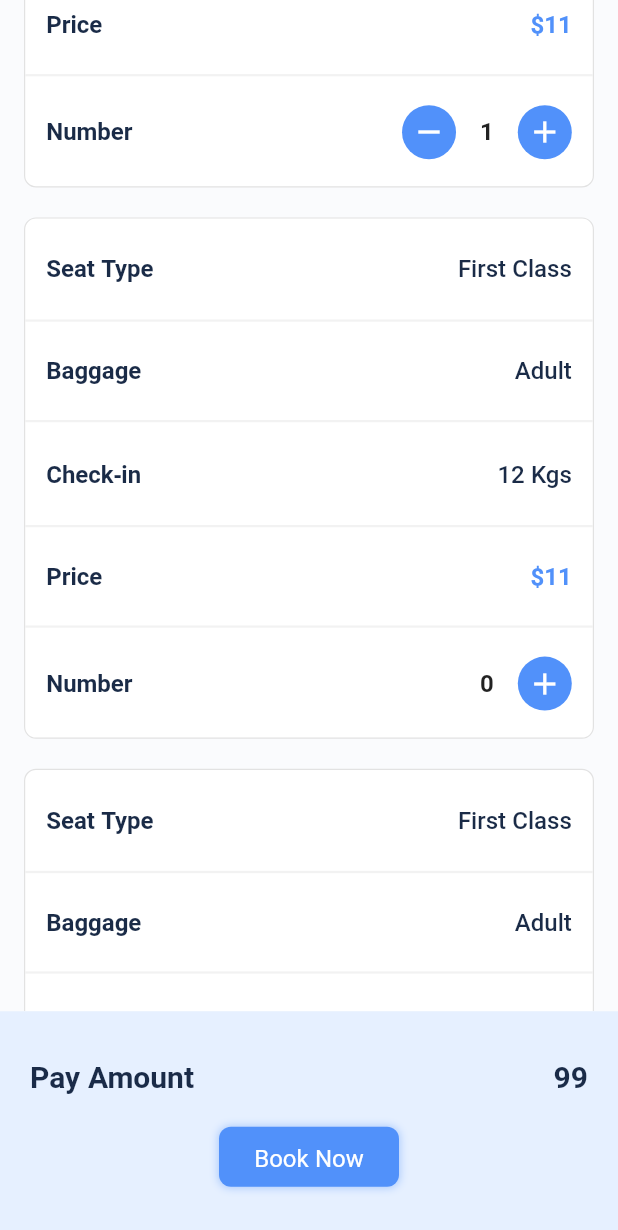
After one commit to Junejune95/bookingappByChatSat, a Flutter app: the FlightDetailScreen screen opened directly, scrolled down 576 dp, after a tap on the "add" icon, on a phone screen of 412 x 824 dp. The commit adds this screen. Shown: the top 1230 px of the screen. Run offline on Flutter 3.47's test engine with Material 2 defaults, Android fonts, the phone set to English and light mode, and no system bars; our stand-ins replace flutter_rating_bar, google_fonts, nb_utils; network calls fail; Roboto replaces fonts that are missing (Source Sans Pro); statements that could not run were skipped.

Commit message:
flight detail screen

```diff
--- /dev/null
+++ b/lib/components/CounterComponent.dart
@@ -0,0 +1,59 @@
+// ignore_for_file: prefer_const_constructors
+
+import 'package:bookingapp/utils/BookingColors.dart';
+import 'package:flutter/material.dart';
+
+class CounterComponent extends StatefulWidget {
+  CounterComponent({Key? key}) : super(key: key);
+
+  @override
+  State<CounterComponent> createState() => _CounterComponentState();
+}
+
+class _CounterComponentState extends State<CounterComponent> {
+  int _itemCount = 0;
+
+  @override
+  Widget build(BuildContext context) {
+    return Row(
+      children: <Widget>[
+        _itemCount != 0
+            ? circleWidget(
+                child: IconButton(
+                  padding: EdgeInsets.all(0),
+                  color: Booking_TextColorWhite,
+                  icon: Icon(Icons.remove),
+                  onPressed: () => setState(() => _itemCount--),
+                ),
+              )
+            : Container(),
+        Padding(
+          padding: const EdgeInsets.symmetric(horizontal: 16),
+          child: Text(
+            _itemCount.toString(),
+            style: TextStyle(fontWeight: FontWeight.bold, fontSize: 16),
+          ),
+        ),
+        circleWidget(
+            child: IconButton(
+                padding: EdgeInsets.all(0),
+                color: Booking_TextColorWhite,
+                icon: Icon(
+                  Icons.add,
+                ),
+                onPressed: () => setState(() => _itemCount++)))
+      ],
+    );
+  }
+
+  Container circleWidget({required Widget child}) {
+    return Container(
+        width: 36,
+        height: 36,
+        decoration: BoxDecoration(
+          borderRadius: BorderRadius.circular(24),
+          color: Booking_Secondary,
+        ),
+        child: child);
+  }
+}
--- a/lib/components/FlightListComponent.dart
+++ b/lib/components/FlightListComponent.dart
@@ -1,9 +1,7 @@
 // ignore_for_file: prefer_const_constructors_in_immutables, prefer_const_constructors
 
-import 'package:bookingapp/components/RatingComponent.dart';
-import 'package:bookingapp/models/BookingCommonModel.dart';
 import 'package:bookingapp/models/FightModel.dart';
-import 'package:bookingapp/size_config.dart';
+import 'package:bookingapp/screen/FlightDetailScreen.dart';
 import 'package:bookingapp/utils/BookingColors.dart';
 import 'package:bookingapp/utils/BookingConstants.dart';
 import 'package:bookingapp/utils/BookingIcons.dart';
@@ -60,19 +58,25 @@ class FlightListComponent extends StatelessWidget {
                 commonWidget(Booking_ic_takeof, Booking_lbl_Take_Off),
                 26.height,
                 commonWidget(Booking_ic_landing, Booking_lbl_Landing),
-                26.height,
+                28.height,
                 InkWell(
-                  onTap: ()=>{},
+                  onTap: () => {
+                    FlightDetailScreen().launch(context,
+                        pageRouteAnimation: PageRouteAnimation.SlideBottomTop)
+                  },
                   child: Container(
                     width: context.width(),
                     alignment: Alignment.center,
-                    padding: EdgeInsets.symmetric(vertical: 12),
+                    padding: EdgeInsets.symmetric(vertical: 16),
                     decoration: BoxDecoration(
                       color: Booking_Secondary,
                       borderRadius: radiusOnly(bottomLeft: 8, bottomRight: 8),
                     ),
-                    child:
-                        titleText(title: 'CHOOSE', color: Booking_TextColorWhite,size: textSizeLargeMedium.toInt()),
+                    child: titleText(
+                      title: 'CHOOSE',
+                      color: Booking_TextColorWhite,
+                      size: textSizeLargeMedium.toInt(),
+                    ),
                   ),
                 )
               ],
--- a/lib/components/RatingComponent.dart
+++ b/lib/components/RatingComponent.dart
@@ -42,7 +42,6 @@ class RatingComponent extends StatelessWidget {
                   color: Booking_OrangeDarkColor,
                 ),
                 onRatingUpdate: (rating) {
-                  print(rating);
                   callback!(rating.toInt());
                 },
               ),
--- /dev/null
+++ b/lib/screen/FlightDetailScreen.dart
@@ -0,0 +1,277 @@
+// ignore_for_file: prefer_const_constructors
+
+import 'package:bookingapp/components/CounterComponent.dart';
+import 'package:bookingapp/utils/BookingColors.dart';
+import 'package:bookingapp/utils/BookingConstants.dart';
+import 'package:bookingapp/utils/BookingIcons.dart';
+import 'package:bookingapp/utils/BookingStrings.dart';
+import 'package:bookingapp/utils/BookingWidgets.dart';
+import 'package:flutter/material.dart';
+import 'package:nb_utils/nb_utils.dart';
+
+class FlightDetailScreen extends StatefulWidget {
+  const FlightDetailScreen({Key? key}) : super(key: key);
+
+  @override
+  State<FlightDetailScreen> createState() => _FlightDetailScreenState();
+}
+
+class _FlightDetailScreenState extends State<FlightDetailScreen> {
+  int _itemCount = 0;
+  @override
+  Widget build(BuildContext context) {
+    return Scaffold(
+      backgroundColor: Booking_app_Background,
+      bottomNavigationBar: Container(
+        height: context.height()/5.5,
+        color: Booking_AppBar,
+        padding: const EdgeInsets.symmetric(
+          vertical: 30,
+          horizontal: 20,
+        ),
+        child: Column(
+
+          children: [
+            Row(
+              mainAxisAlignment: MainAxisAlignment.spaceBetween,
+              children: [
+                titleText(title: 'Pay Amount'),
+                titleText(title: '99'),
+              ],
+            ),
+            20.height,
+            defaultButton(
+              text: Booking_lbl_BookNow,
+              tap: () {},
+              height: 40,
+              width: 120
+            ),
+          ],
+        ),
+      ),
+      body: SafeArea(
+        child: SingleChildScrollView(
+          child: Column(
+            children: [
+              headerWidget(context),
+              cardWidget(),
+              cardWidget(),
+              cardWidget(),
+            ],
+          ),
+        ),
+      ),
+    );
+  }
+
+  Container cardWidget() {
+    return Container(
+      margin: EdgeInsets.symmetric(
+        horizontal: 16,
+        vertical: 10,
+      ),
+      decoration: BoxDecoration(
+          color: Colors.white,
+          borderRadius: radius(8),
+          border: Border.all(
+            color: Booking_LineColor,
+            style: BorderStyle.solid,
+            width: 0.80,
+          )),
+      child: Column(
+        children: [
+          8.height,
+          rowWidget(
+            label: 'Seat Type',
+            value: 'First Class',
+          ),
+          dividerWidget(color: Booking_greyColor),
+          rowWidget(
+            label: 'Baggage',
+            value: 'Adult',
+          ),
+          dividerWidget(color: Booking_greyColor),
+          rowWidget(
+            label: 'Check-in',
+            value: '12 Kgs',
+          ),
+          dividerWidget(color: Booking_greyColor),
+          rowWidget(label: 'Price', value: '\$11', isHighlight: true),
+          dividerWidget(color: Booking_greyColor),
+          Padding(
+            padding: const EdgeInsets.symmetric(horizontal: 14, vertical: 10),
+            child: Row(
+              mainAxisAlignment: MainAxisAlignment.spaceBetween,
+              children: [
+                labelText(
+                  title: 'Number',
+                  color: Booking_Primary,
+                ),
+                CounterComponent(),
+              ],
+            ),
+          ),
+          8.height,
+        ],
+      ),
+    );
+  }
+
+  Padding rowWidget(
+      {required String label, required String value, bool? isHighlight}) {
+    return Padding(
+      padding: const EdgeInsets.all(14.0),
+      child: Row(
+        mainAxisAlignment: MainAxisAlignment.spaceBetween,
+        children: [
+          labelText(
+            title: label,
+            color: Booking_Primary,
+          ),
+          Text(
+            value,
+            style: TextStyle(
+              color: isHighlight == true ? Booking_Secondary : Booking_Primary,
+              fontWeight:
+                  isHighlight == true ? FontWeight.bold : FontWeight.w500,
+              fontSize: 16,
+            ),
+          )
+        ],
+      ),
+    );
+  }
+
+  Container headerWidget(BuildContext context) {
+    return Container(
+      color: Booking_AppBar,
+      height: context.height() / 2.4,
+      child: Padding(
+        padding: const EdgeInsets.only(
+          top: 20,
+          left: 20,
+        ),
+        child: Row(
+          crossAxisAlignment: CrossAxisAlignment.start,
+          children: [
+            Padding(
+              padding: const EdgeInsets.only(top: 12),
+              child: GestureDetector(
+                child: Icon(Icons.arrow_back_ios),
+                onTap: () => {Navigator.of(context).pop()},
+              ),
+            ),
+            16.width,
+            Column(
+              crossAxisAlignment: CrossAxisAlignment.start,
+              children: [
+                Row(
+                  children: [
+                    flightLogoWidget(),
+                    16.width,
+                    titleText(
+                        title: 'SALLY CARTWRIGHT | VJ573',
+                        width: context.width() / 2)
+                  ],
+                ),
+                30.height,
+                timeChartWidget(
+                  ic: Booking_ic_takeof,
+                  time: '20:54',
+                  date: 'Wed, 09 Mar 22',
+                  location: 'North Bethanymouth',
+                ),
+                30.height,
+                timeChartWidget(
+                  ic: Booking_ic_landing,
+                  time: '20:54',
+                  date: 'Wed, 09 Mar 22',
+                  location: 'North Bethanymouth',
+                ),
+                30.height,
+                timeWidget(),
+              ],
+            ),
+          ],
+        ),
+      ),
+    );
+  }
+
+  Row timeWidget() {
+    return Row(
+      children: [
+        Icon(
+          Booking_ic_time,
+          size: 30,
+          color: Booking_Secondary,
+        ),
+        20.width,
+        titleText(
+          title: '7 hr',
+          size: textSizeLargeMedium.toInt(),
+        ),
+      ],
+    );
+  }
+
+  Widget timeChartWidget(
+      {required String time,
+      required String date,
+      required String location,
+      required IconData ic}) {
+    return Row(
+      crossAxisAlignment: CrossAxisAlignment.start,
+      children: [
+        Icon(
+          ic,
+          size: 30,
+          color: Booking_Secondary,
+        ),
+        20.width,
+        Column(
+          crossAxisAlignment: CrossAxisAlignment.start,
+          // ignore: prefer_const_literals_to_create_immutables
+          children: [
+            titleText(title: time, size: textSizeLargeMedium.toInt()),
+            14.height,
+            Text(
+              'Wed, 09 Mar 22',
+              style: TextStyle(
+                  fontWeight: FontWeight.w500,
+                  color: Booking_TextColorSecondary,
+                  fontSize: textSizeMedium),
+            ),
+            14.height,
+            Text(
+              'North Bethanymouth',
+              style: TextStyle(
+                  fontWeight: FontWeight.w500,
+                  color: Booking_TextColorSecondary,
+                  fontSize: textSizeMedium),
+            ),
+          ],
+        ),
+      ],
+    );
+  }
+
+  Container flightLogoWidget() {
+    return Container(
+      width: 80,
+      height: 50,
+      decoration: BoxDecoration(
+        image: DecorationImage(
+          image: NetworkImage(
+              'http://booking.qxlxt1pglq-xlm41kzlk3dy.p.runcloud.link/uploads/demo/flight/airline/img1.jpg'),
+          fit: BoxFit.cover,
+        ),
+        boxShadow: defaultBoxShadow(
+          shadowColor: Booking_TextColorSecondary.withOpacity(0.2),
+          blurRadius: 4.0,
+          spreadRadius: 0.4,
+        ),
+      ),
+    );
+  }
+}
--- a/lib/services/flight.page.service.dart
+++ b/lib/services/flight.page.service.dart
@@ -25,7 +25,6 @@ Future<List<FlightModel>> getFlightData(String params) async {
           arrivaltime: "",
           duration: "",
           location: val['location'] ?? "");
-          print(flightModel.image);
       flightmodelList.add(flightModel);
     });
     return flightmodelList;
--- a/lib/utils/BookingIcons.dart
+++ b/lib/utils/BookingIcons.dart
@@ -15,6 +15,7 @@ IconData Booking_ic_history = Icons.history;
 IconData Booking_ic_lock = Icons.lock;
 IconData Booking_ic_setting= Icons.settings;
 IconData Booking_ic_logout= Icons.logout;
+IconData Booking_ic_time= Icons.watch_later_outlined;
 
 // Facilities
 IconData Booking_ic_bike= Icons.pedal_bike;
```
